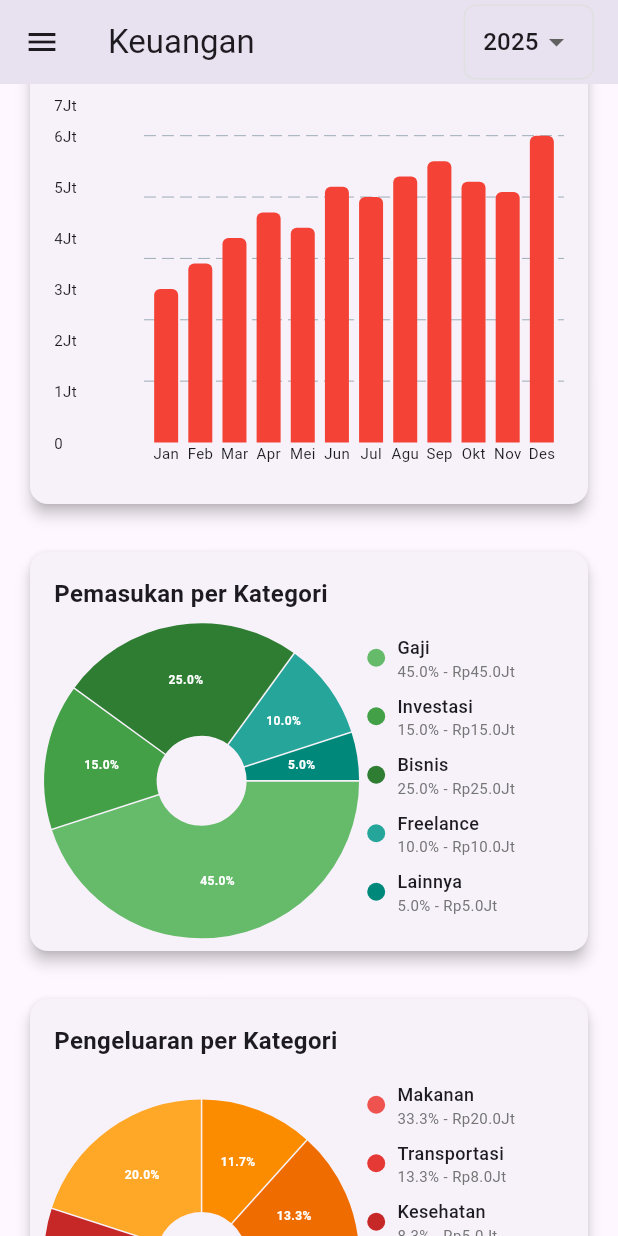
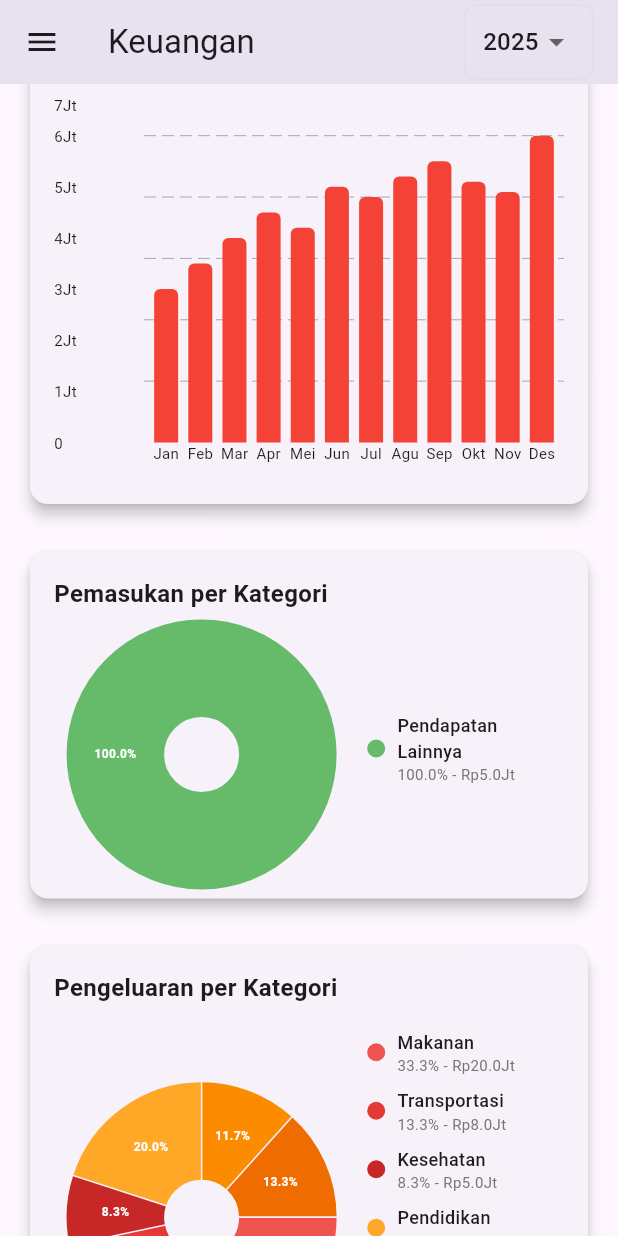
Before and after one commit to nurwahibzy/jawara_pintar_mobile_version, a Flutter app: the Keuangan screen opened by its route, scrolled down 576 dp, on a phone screen of 412 x 824 dp. Run offline on Flutter 3.47's test engine with Material 3 defaults, Android fonts, the phone set to English and light mode, and no system bars; drawn by our look-alikes of fl_chart.

Commit message:
refactor: update income and expense categories, improve pie chart configuration

```diff
--- a/lib/pages/dahsboard/keuangan.dart
+++ b/lib/pages/dahsboard/keuangan.dart
@@ -32,11 +32,7 @@ class _KeuanganState extends State<Keuangan> {
   // Data kategori pemasukan
   final Map<String, Map<String, double>> incomeCategories = {
     '2025': {
-      'Gaji': 45000000,
-      'Investasi': 15000000,
-      'Bisnis': 25000000,
-      'Freelance': 10000000,
-      'Lainnya': 5000000,
+      'Pendapatan Lainnya': 5000000,
     },
   };
 
@@ -48,7 +44,7 @@ class _KeuanganState extends State<Keuangan> {
       'Kesehatan': 5000000,
       'Pendidikan': 12000000,
       'Hiburan': 7000000,
-      'Lainnya': 8000000,
+      'Pemeliharaan Fasilitas': 8000000,
     },
   };
 
@@ -424,8 +420,8 @@ class _KeuanganState extends State<Keuangan> {
                                 },
                               ),
                               borderData: FlBorderData(show: false),
-                              sectionsSpace: 1,
-                              centerSpaceRadius: 30,
+                              sectionsSpace: _getPieChartConfig(categories.length)['sectionsSpace']!,
+                              centerSpaceRadius: _getPieChartConfig(categories.length)['centerSpaceRadius']!,
                             ),
                           ),
                   ),
@@ -490,8 +486,8 @@ class _KeuanganState extends State<Keuangan> {
                                 },
                               ),
                               borderData: FlBorderData(show: false),
-                              sectionsSpace: 1,
-                              centerSpaceRadius: 30,
+                              sectionsSpace: _getPieChartConfig(categories.length)['sectionsSpace']!,
+                              centerSpaceRadius: _getPieChartConfig(categories.length)['centerSpaceRadius']!,
                             ),
                           ),
                   ),
@@ -513,9 +509,28 @@ class _KeuanganState extends State<Keuangan> {
     );
   }
 
+  // Helper method untuk mendapatkan radius yang konsisten
+  Map<String, double> _getPieChartRadius(int categoryCount) {
+    // Radius tetap sama untuk semua kondisi
+    return {'base': 65.0, 'touched': 75.0};
+  }
+
+  // Helper method untuk mendapatkan konfigurasi yang konsisten
+  Map<String, double> _getPieChartConfig(int categoryCount) {
+    return {
+      'centerSpaceRadius': 25.0, // Konsisten untuk semua kondisi
+      'sectionsSpace': categoryCount == 1 ? 0.0 : 1.0, // Tetap 0 untuk single data
+    };
+  }
+
   List<PieChartSectionData> _buildIncomePieChartSections(Map<String, double> categories, List<Color> colors) {
     double total = categories.values.fold(0, (sum, value) => sum + value);
     List<String> keys = categories.keys.toList();
+
+    // Gunakan radius yang konsisten
+    final radiusConfig = _getPieChartRadius(keys.length);
+    final baseRadius = radiusConfig['base']!;
+    final touchedRadius = radiusConfig['touched']!;
 
     return keys.asMap().entries.map((entry) {
       final index = entry.key;
@@ -523,7 +538,7 @@ class _KeuanganState extends State<Keuangan> {
       final value = categories[category]!;
       final percentage = (value / total * 100);
       final isTouched = index == touchedIndexIncome;
-      final radius = isTouched ? 85.0 : 75.0;
+      final radius = isTouched ? touchedRadius : baseRadius;
 
       return PieChartSectionData(
         color: colors[index % colors.length],
@@ -545,13 +560,18 @@ class _KeuanganState extends State<Keuangan> {
     double total = categories.values.fold(0, (sum, value) => sum + value);
     List<String> keys = categories.keys.toList();
 
+    // Gunakan radius yang konsisten
+    final radiusConfig = _getPieChartRadius(keys.length);
+    final baseRadius = radiusConfig['base']!;
+    final touchedRadius = radiusConfig['touched']!;
+
     return keys.asMap().entries.map((entry) {
       final index = entry.key;
       final category = entry.value;
       final value = categories[category]!;
       final percentage = (value / total * 100);
       final isTouched = index == touchedIndexExpense;
-      final radius = isTouched ? 85.0 : 75.0;
+      final radius = isTouched ? touchedRadius : baseRadius;
 
       return PieChartSectionData(
         color: colors[index % colors.length],
```
